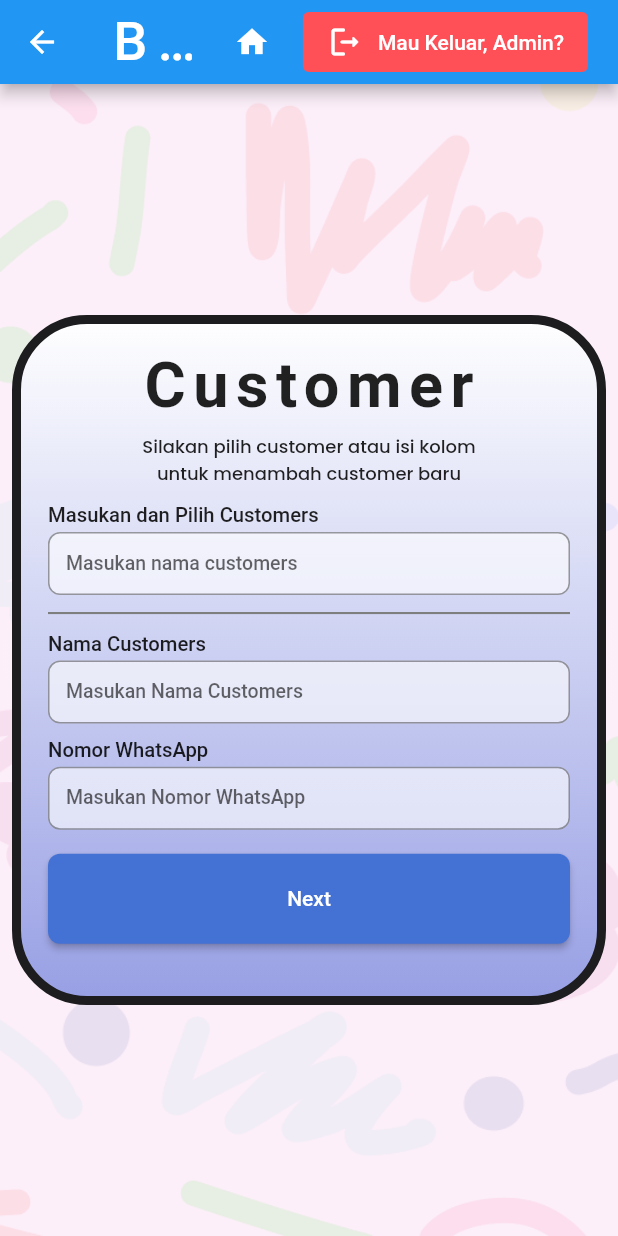
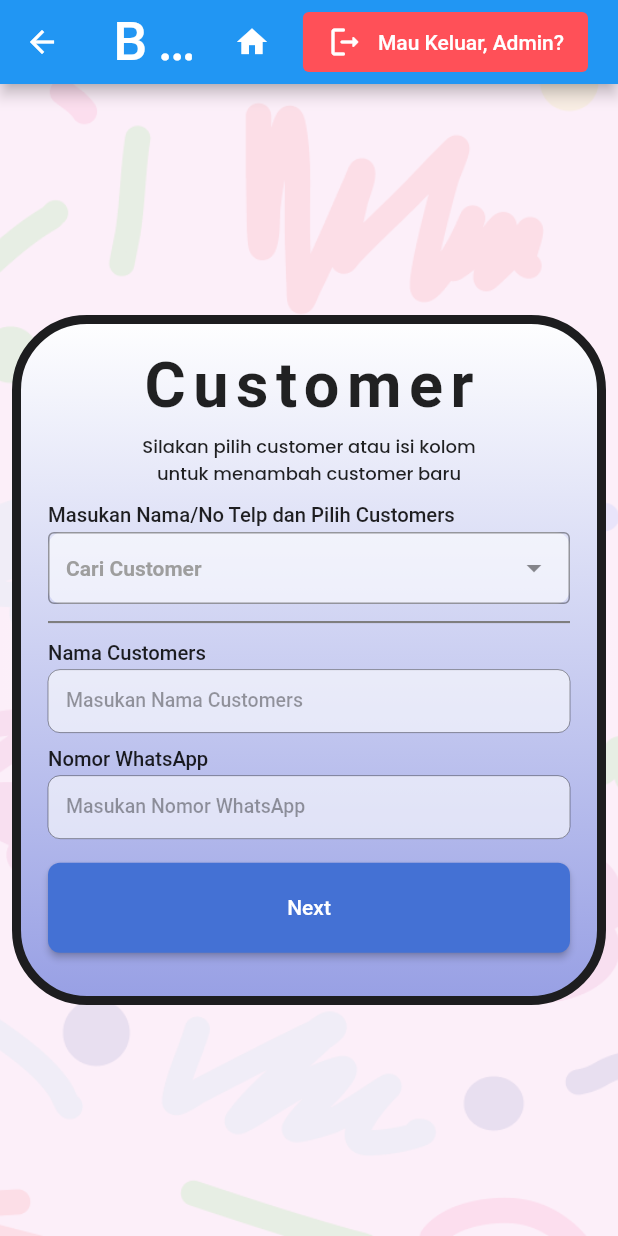
Before and after one commit to bayufadayan/blubuk-laundry-desktop, a Flutter app: the TransactionList screen opened directly, after a tap on "Buat Order Baru", on a phone screen of 412 x 824 dp. Run offline on Flutter 3.47's test engine with Material 3 defaults, Android fonts, the phone set to English and light mode, and no system bars; drawn by our look-alikes of dropdown_search; our stand-ins replace google_fonts, shared_preferences; missing offline and left inert: pluto_grid; accounts and stored records are empty; network calls fail; Roboto replaces fonts that are missing (Neucha).

Commit message:
fert(order): add dropdown serach for customer order

```diff
--- a/lib/views/dashboard/customer_info.dart
+++ b/lib/views/dashboard/customer_info.dart
@@ -1,9 +1,10 @@
-// ignore_for_file: prefer_const_constructors
-
-import 'package:app_laundry_bismillah/views/auth/login.dart';
+// ignore_for_file: prefer_const_constructors, use_build_context_synchronously
+import 'dart:convert';
 import 'package:app_laundry_bismillah/views/dashboard/new_order.dart';
 import 'package:app_laundry_bismillah/widgets/myappbar.dart';
 import 'package:flutter/material.dart';
+import 'package:dropdown_search/dropdown_search.dart';
+import 'package:http/http.dart' as http;
 import 'package:google_fonts/google_fonts.dart';
 
 class CustomerInfo extends StatefulWidget {
@@ -14,6 +15,68 @@ class CustomerInfo extends StatefulWidget {
 }
 
 class _CustomerInfoState extends State<CustomerInfo> {
+  List<Map<String, dynamic>> customers = [];
+  String? selectedCustomerId;
+  TextEditingController nameController = TextEditingController();
+  TextEditingController phoneController = TextEditingController();
+  bool isNewCustomer = false;
+  String? selectedItem;
+
+  @override
+  void initState() {
+    super.initState();
+    fetchCustomers();
+  }
+
+  Future<void> fetchCustomers() async {
+    try {
+      var response = await http.get(
+          Uri.parse('http://localhost:8080/blubuklaundry/getCustomerData.php'));
+      if (response.statusCode == 200) {
+        List<dynamic> data = jsonDecode(response.body);
+        setState(() {
+          customers = List<Map<String, dynamic>>.from(data);
+        });
+      }
+    } catch (e) {
+      print('Error fetching customers: $e');
+    }
+  }
+
+  Future<String?> createCustomer() async {
+    try {
+      var response = await http.post(
+        Uri.parse('http://localhost:8080/blubuklaundry/createCustomer.php'),
+        body: {
+          'name': nameController.text,
+          'phone_number': phoneController.text,
+        },
+      );
+      if (response.statusCode == 200) {
+        var data = jsonDecode(response.body);
+        return data['id'].toString();
+      }
+    } catch (e) {
+      print('Error creating customer: $e');
+    }
+    return null;
+  }
+
+  void onNextPressed() async {
+    String? customerId = selectedCustomerId;
+    if (isNewCustomer) {
+      customerId = await createCustomer();
+    }
+    if (customerId != null) {
+      Navigator.push(
+        context,
+        MaterialPageRoute(
+            // builder: (context) => NewOrder(customerId: customerId)),
+            builder: (context) => NewOrder()),
+      );
+    }
+  }
+
   @override
   Widget build(BuildContext context) {
     return Scaffold(
@@ -89,7 +152,8 @@ class _CustomerInfoState extends State<CustomerInfo> {
                             ),
                             Container(
                               alignment: Alignment.topLeft,
-                              child: Text('Masukan dan Pilih Customers',
+                              child: Text(
+                                  'Masukan Nama/No Telp dan Pilih Customers',
                                   style: GoogleFonts.roboto(
                                       fontSize: 13.5,
                                       fontWeight: FontWeight.w500),
@@ -99,28 +163,90 @@ class _CustomerInfoState extends State<CustomerInfo> {
                             Container(
                                 alignment: Alignment.topLeft,
                                 width: double.infinity,
-                              height: 42,
+                                height: 48,
                                 decoration: BoxDecoration(
                                   color: Colors.white60,
-                                borderRadius: BorderRadius.circular(8),
+                                  borderRadius: BorderRadius.circular(10),
                                 ),
-                              child: TextField(
-                                  style: GoogleFonts.roboto(
-                                    fontSize: 16,
-                                    fontWeight: FontWeight.w500,
-                                    color: Color.fromARGB(255, 1, 32, 44),
+                                child: Column(
+                                  children: [
+                                    DropdownSearch<String>(
+                                      popupProps: PopupProps.menu(
+                                        showSearchBox: true,
+                                        menuProps: MenuProps(
+                                          backgroundColor: Colors.grey[200],
                                         ),
-                                  decoration: InputDecoration(
-                                    border: OutlineInputBorder(
-                                      borderRadius: BorderRadius.circular(8),
                                       ),
-                                    hintText: 'Masukan nama customers',
-                                    hintStyle: GoogleFonts.roboto(
-                                      fontSize: 13,
-                                      fontWeight: FontWeight.w500,
+                                      items: (String filter,
+                                          LoadProps? props) async {
+                                        return customers
+                                            .map((c) =>
+                                                "${c['name']} - ${c['phone_number']}")
+                                            .where((item) => item
+                                                .toLowerCase()
+                                                .contains(filter.toLowerCase()))
+                                            .toList();
+                                      },
+                                      dropdownBuilder: (context, selectedItem) {
+                                        return Row(
+                                          mainAxisAlignment:
+                                              MainAxisAlignment.spaceBetween,
+                                          children: [
+                                            Text(
+                                              selectedItem ?? "Cari Customer",
+                                              style: TextStyle(
+                                                fontWeight: FontWeight.bold,
+                                                color: selectedItem != null
+                                                    ? Colors.blue.shade800
+                                                    : Colors.grey,
                                               ),
+                                            ),
+                                            if (selectedItem != null)
+                                              IconButton(
+                                                icon: Icon(Icons.clear,
+                                                    color: Colors.red),
+                                                onPressed: () {
+                                                  setState(() {
+                                                    this.selectedItem = null;
+                                                  });
+                                                },
+                                              ),
+                                          ],
+                                        );
+                                      },
+                                      onChanged: (value) {
+                                        if (value != null) {
+                                          var selected = customers.firstWhere(
+                                            (c) =>
+                                                "${c['name']} - ${c['phone_number']}" ==
+                                                value,
+                                            orElse: () => {},
+                                          );
+                                          if (selected.isNotEmpty) {
+                                            setState(() {
+                                              selectedCustomerId =
+                                                  selected['id'].toString();
+                                              nameController.text =
+                                                  selected['name'];
+                                              phoneController.text =
+                                                  selected['phone_number'];
+                                              isNewCustomer = false;
+                                              selectedItem = value;
+                                            });
+                                          }
+                                        } else {
+                                          setState(() {
+                                            selectedCustomerId = null;
+                                            nameController.clear();
+                                            phoneController.clear();
+                                            isNewCustomer = true;
+                                            selectedItem = null;
+                                          });
+                                        }
+                                      },
+                                    ),
+                                  ],
                                 )),
-                            ),
                             Padding(
                               padding: EdgeInsets.symmetric(vertical: 4),
                               child: Divider(
@@ -146,6 +272,8 @@ class _CustomerInfoState extends State<CustomerInfo> {
                                 borderRadius: BorderRadius.circular(8),
                               ),
                               child: TextField(
+                                  controller: nameController,
+                                  enabled: isNewCustomer,
                                   keyboardType: TextInputType.name,
                                   style: GoogleFonts.roboto(
                                     fontSize: 16,
@@ -182,8 +310,9 @@ class _CustomerInfoState extends State<CustomerInfo> {
                                 borderRadius: BorderRadius.circular(8),
                               ),
                               child: TextField(
-                                  keyboardType:
-                                      TextInputType.numberWithOptions(),
+                                  controller: phoneController,
+                                  enabled: isNewCustomer,
+                                  keyboardType: TextInputType.phone,
                                   style: GoogleFonts.roboto(
                                     fontSize: 16,
                                     fontWeight: FontWeight.w500,
@@ -215,14 +344,7 @@ class _CustomerInfoState extends State<CustomerInfo> {
                                     borderRadius: BorderRadius.circular(8),
                                   ),
                                 ),
-                                onPressed: () {
-                                  Navigator.push(
-                                    context,
-                                    MaterialPageRoute(
-                                      builder: (context) => NewOrder(),
-                                    ),
-                                  );
-                                },
+                                onPressed: onNextPressed,
                                 child: Text("Next"),
                               ),
                             ),
--- a/lib/views/dashboard/history.dart
+++ b/lib/views/dashboard/history.dart
@@ -6,7 +6,6 @@ import 'package:app_laundry_bismillah/views/dashboard/dashboard.dart';
 import 'package:flutter/material.dart';
 // ignore: depend_on_referenced_packages
 import 'package:http/http.dart' as http;
-import 'package:app_laundry_bismillah/main.dart';
 
 class History extends StatelessWidget {
   const History({super.key});
@@ -71,6 +70,7 @@ class ItemList extends StatelessWidget {
   @override
   Widget build(BuildContext context) {
     return ListView.builder(
+      // ignore: unnecessary_null_comparison
       itemCount: list == null ? 0 : list.length,
       itemBuilder: (context, i) {
         return Row(
--- a/lib/views/dashboard/transaction_list.dart
+++ b/lib/views/dashboard/transaction_list.dart
@@ -208,7 +208,7 @@ class _TransactionListState extends State<TransactionList> {
         child: Column(
           crossAxisAlignment: CrossAxisAlignment.start,
           children: <Widget>[
-            Text("Daftar Customer",
+            Text("Daftar Transaksi",
                 style: GoogleFonts.poppins(
                     fontWeight: FontWeight.w600, fontSize: 32)),
             SizedBox(height: 10),
--- a/pubspec.yaml
+++ b/pubspec.yaml
@@ -42,6 +42,7 @@ dependencies:
   pluto_grid: ^8.0.0
   url_launcher: ^6.3.1
   url_launcher_windows: ^3.1.4
+  dropdown_search: ^6.0.2
 
 dev_dependencies:
   flutter_test:
```
Also changed, not shown: pubspec.lock. Lines whose indentation alone changed are shown as unchanged.
